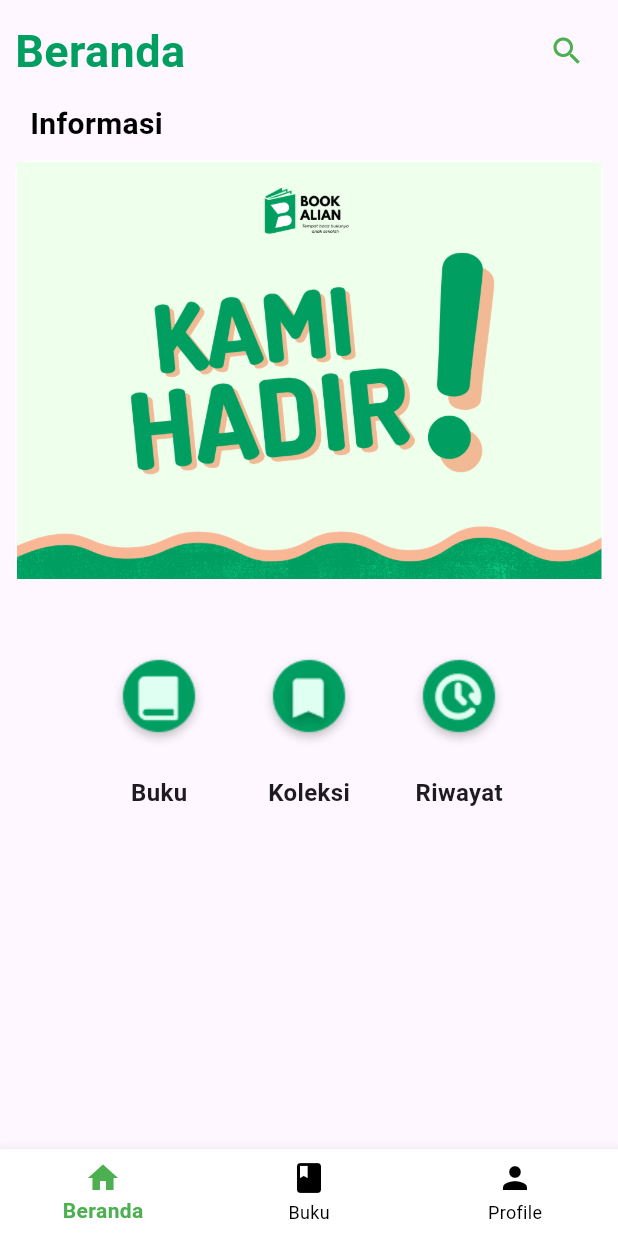
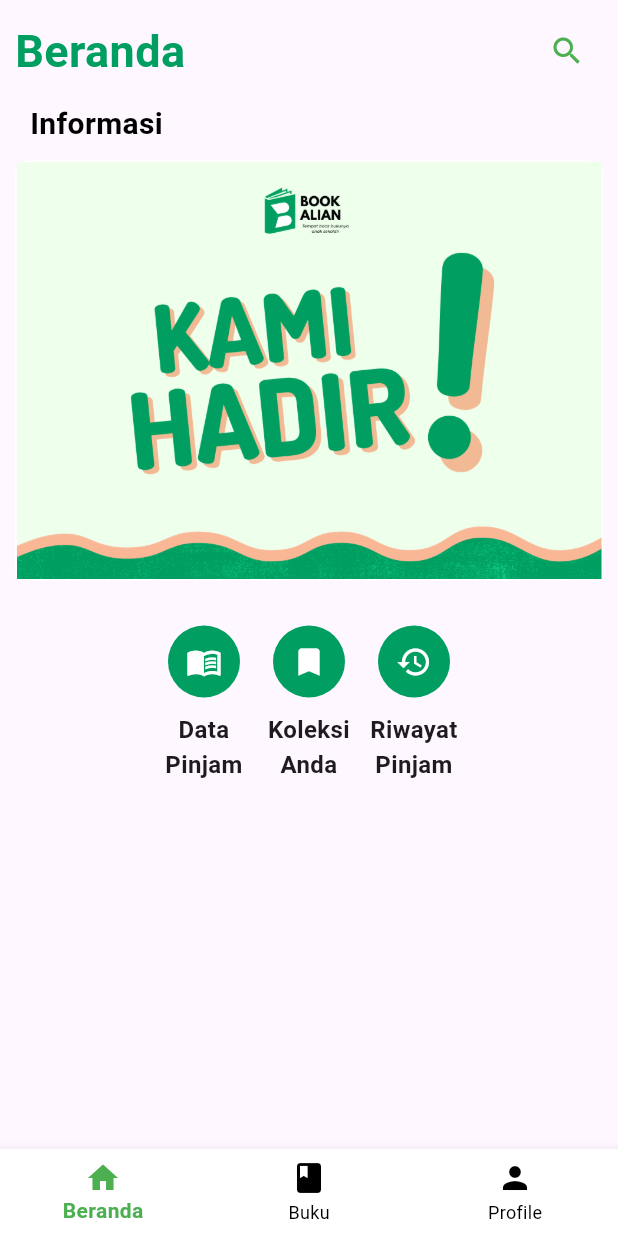
Before and after one commit to eganaww/bookalian-flutter, a Flutter app: the HomeView screen opened by its route, on a phone screen of 412 x 824 dp. Run offline on Flutter 3.47's test engine with Material 3 defaults, Android fonts, the phone set to English and light mode, and no system bars; our stand-ins replace another_carousel_pro, dio, get, get_storage, pretty_dio_logger; accounts and stored records are empty; network calls fail; key blocks and very long unbroken strings in the code were emptied for the run.

Commit message:
Fix Home Peminjam & Detail Book

```diff
--- a/lib/app/data/constant/endpoint.dart
+++ b/lib/app/data/constant/endpoint.dart
@@ -1,8 +1,9 @@
 class Endpoint {
   // static const String baseUrlApi = "https://api-perpustakaan.abadjayasenantiasa.com/api/v1/user/";
-  // static const String baseUrlApi = "http://10.0.2.2:8000/api/"; Untuk Emulator
+  // static const String baseUrlApi = "http://10.0.2.2:8000/api/";
+  // Untuk Emulator
     static const String baseUrlApi = "http://localhost:8000/api/"; // Untuk Chrome
-   //static const String baseUrlApi = "http://192.168.4.145:8000/api/";
+  //   static const String baseUrlApi = "http://192.168.100.76:8000/api/";
 
 
 
--- a/lib/app/modules/add_peminjaman/views/add_peminjaman_view.dart
+++ b/lib/app/modules/add_peminjaman/views/add_peminjaman_view.dart
@@ -37,7 +37,7 @@ class AddPeminjamanView extends GetView<AddPeminjamanController> {
                   controller: controller.tanggalPinjamController,
                   decoration:
                       InputDecoration(
-                        hintText: "Masukkan Tanggal Pinjam",
+                        hintText: "Masukkan Tanggal Pinjam (2024-02-26)",
                         enabledBorder: UnderlineInputBorder(
                           borderSide: BorderSide(color: Colors.black),
                         ),
@@ -56,7 +56,7 @@ class AddPeminjamanView extends GetView<AddPeminjamanController> {
                   controller: controller.tanggalKembaliController,
                   decoration:
                       InputDecoration(
-                        hintText: "Masukkan Tanggal Kembali",
+                        hintText: "Masukkan Tanggal Kembali (2024-02-28)",
                         enabledBorder: UnderlineInputBorder(
                           borderSide: BorderSide(color: Colors.black),
                         ),
--- a/lib/app/modules/home/views/home_view.dart
+++ b/lib/app/modules/home/views/home_view.dart
@@ -90,48 +90,92 @@ class HomeView extends GetView<HomeController> {
             SizedBox(height: 20), // Beri jarak antara carousel dan kolom baru
             Row(
               mainAxisAlignment: MainAxisAlignment.center,
+              crossAxisAlignment: CrossAxisAlignment.start,
               children: [
                 Column(
+                  mainAxisAlignment: MainAxisAlignment.center,
                   children: [
-                    Image.asset(
-                      "assets/img/icon-book.png",
-                      height: 100,
+                    Ink(
+                      padding: EdgeInsets.symmetric(horizontal: 10),
+                      decoration: const ShapeDecoration(
+                        color: Color(0xff009E60),
+                        shape: CircleBorder(),
                       ),
-                    Text(
-                      'Buku',
+                      child: IconButton(
+                        icon: const Icon(Icons.menu_book),
+                        color: Colors.white,
+                        onPressed: () {},
+                      ),
+                    ),
+                    SizedBox(height: 10),
+                    Container(
+                      width: 70,
+                      alignment: Alignment.center,
+                      child: Text(
+                        'Data Pinjam',
                         style: TextStyle(
                           fontSize: 16,
                           fontWeight: FontWeight.bold,
+                        ),
+                        textAlign: TextAlign.center,
                       ),
                     ),
                   ],
                 ),
                 Column(
                   children: [
-                    Image.asset(
-                      "assets/img/icon-koleksi.png",
-                      height: 100,
+                    Ink(
+                      padding: EdgeInsets.symmetric(horizontal: 10),
+                      decoration: const ShapeDecoration(
+                        color: Color(0xff009E60),
+                        shape: CircleBorder(),
                       ),
-                    Text(
-                      'Koleksi',
+                      child: IconButton(
+                        icon: const Icon(Icons.bookmark),
+                        color: Colors.white,
+                        onPressed: () {},
+                      ),
+                    ),
+                    SizedBox(height: 10),
+                    Container(
+                      width: 70,
+                      alignment: Alignment.center,
+                      child: Text(
+                        'Koleksi Anda',
                         style: TextStyle(
                           fontSize: 16,
                           fontWeight: FontWeight.bold,
+                        ),
+                        textAlign: TextAlign.center,
                       ),
                     ),
                   ],
                 ),
                 Column(
                   children: [
-                    Image.asset(
-                      "assets/img/icon-history.png",
-                      height: 100,
+                    Ink(
+                      padding: EdgeInsets.symmetric(horizontal: 10),
+                      decoration: const ShapeDecoration(
+                        color: Color(0xff009E60),
+                        shape: CircleBorder(),
                       ),
-                    Text(
-                      'Riwayat',
+                      child: IconButton(
+                        icon: const Icon(Icons.history),
+                        color: Colors.white,
+                        onPressed: () {},
+                      ),
+                    ),
+                    SizedBox(height: 10),
+                    Container(
+                      width: 70,
+                      alignment: Alignment.center,
+                      child: Text(
+                        'Riwayat Pinjam',
                         style: TextStyle(
                           fontSize: 16,
                           fontWeight: FontWeight.bold,
+                        ),
+                        textAlign: TextAlign.center,
                       ),
                     ),
                   ],
--- a/lib/app/modules/register/views/register_view.dart
+++ b/lib/app/modules/register/views/register_view.dart
@@ -16,6 +16,7 @@ class RegisterView extends GetView<RegisterController> {
       body: SingleChildScrollView(
         scrollDirection: Axis.vertical,
         child: Container(
+          margin: EdgeInsets.only(top: 30),
           padding: EdgeInsets.symmetric(vertical: 20),
           decoration: BoxDecoration(
             gradient: LinearGradient(
@@ -38,7 +39,7 @@ class RegisterView extends GetView<RegisterController> {
                   ),
                   SizedBox(height: 10),
                   Container(
-                    margin: EdgeInsets.only(top: 30),
+                    margin: EdgeInsets.only(top: 40),
                     child: Text(
                       "Pendaftaran",
                       style: TextStyle(fontSize: 24, fontWeight: FontWeight.bold),
@@ -142,7 +143,7 @@ class RegisterView extends GetView<RegisterController> {
                             ),
                           ),
                           Container(
-                            margin: EdgeInsets.only(bottom: 20),
+                            margin: EdgeInsets.only(bottom: 30),
                             child: TextField(
                               //obscureText: true,
                               controller: controller.passwordconfirmController,
```
Also changed, not shown: lib/app/modules/detail_book/views/detail_book_view.dart (+17 -1 lines), lib/app/modules/login/views/login_view.dart (+3 -5 lines). Lines whose indentation alone changed are shown as unchanged.
